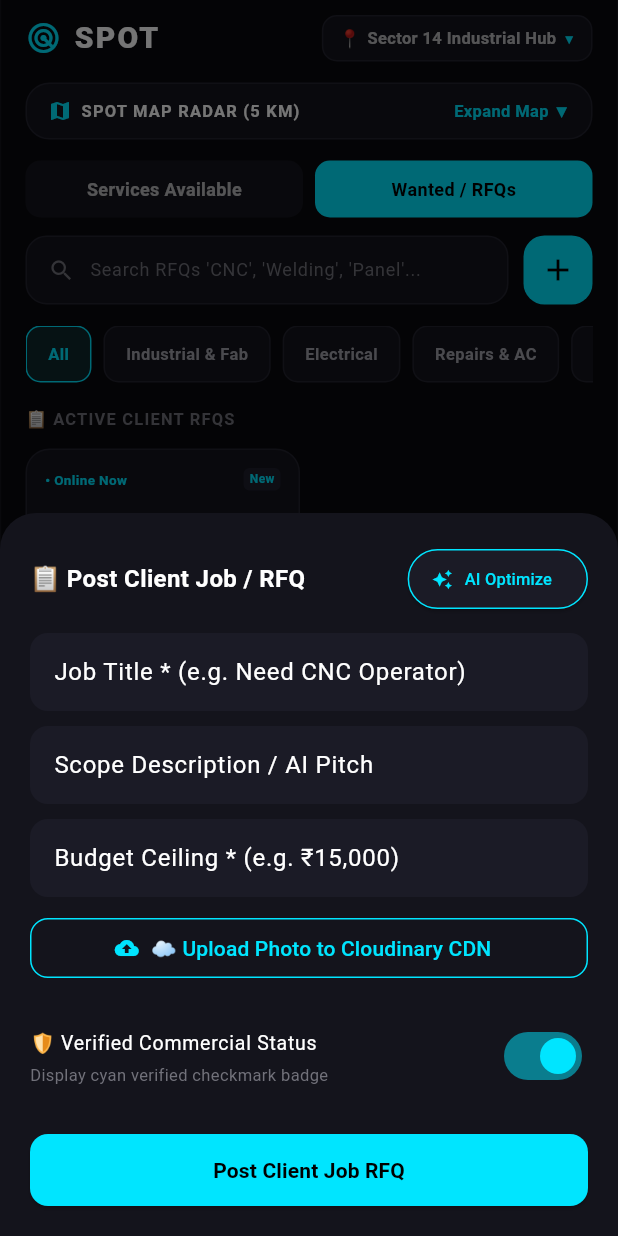
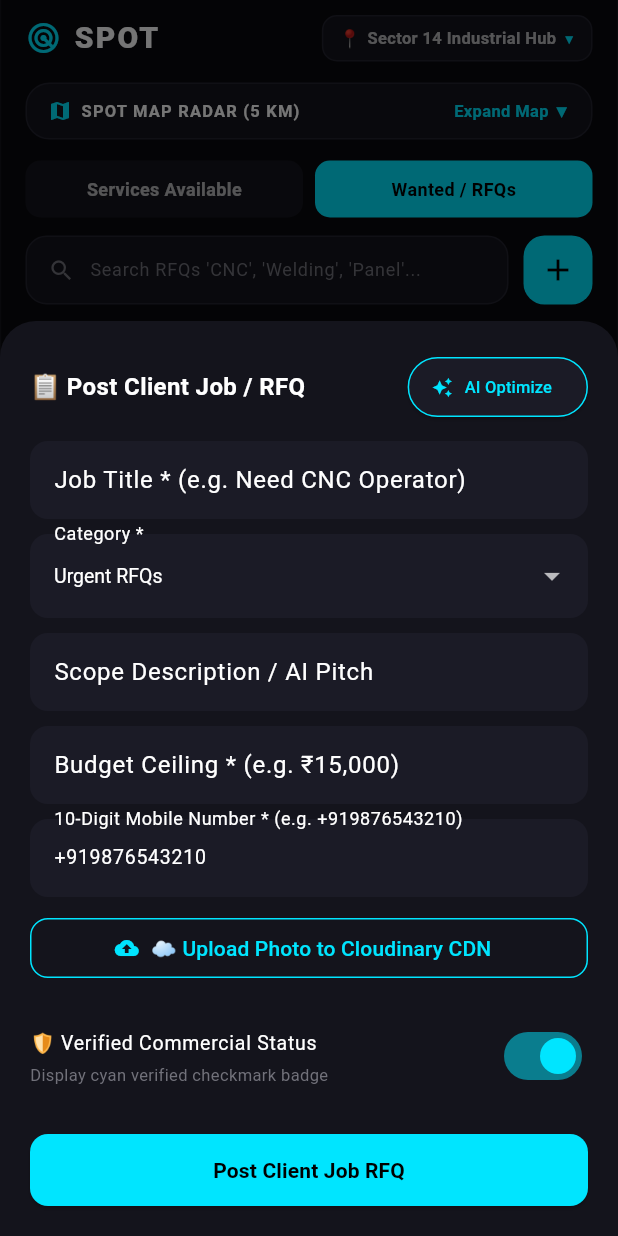
Before and after one commit to dilipnarayansah/the_radar_grid, a Flutter app: the screen it shows after launch, after a tap on "Wanted / RFQs", after a tap on the "add" icon, on a phone screen of 412 x 824 dp. Run offline on Flutter 3.47's test engine with Material 3 defaults, Android fonts, the phone set to English and light mode, and no system bars; our stand-ins replace cloud_firestore, firebase_auth, firebase_core, flutter_map, geolocator, google_generative_ai and 2 more; accounts and stored records are empty; network calls fail.

Commit message:
feat(spot): wire live firestore streams and fix state declarations

```diff
--- a/lib/main.dart
+++ b/lib/main.dart
@@ -54,6 +54,7 @@ class _MainSpotShellState extends State<MainSpotShell> {
   double _radarRadius = 5.0;
   bool _simpleMode = false;
   bool _showNeedsOnly = false;
+  bool _isJobBoardMode = false;
 
   User? _firebaseUser;
   final Set<String> _bookmarkedIds = {};
@@ -428,7 +429,10 @@ class _MainSpotShellState extends State<MainSpotShell> {
   Widget build(BuildContext context) {
     return StreamBuilder<QuerySnapshot<Map<String, dynamic>>>(
       stream: Firebase.apps.isNotEmpty
-          ? FirebaseFirestore.instance.collection('listings').orderBy('timestamp', descending: true).snapshots()
+          ? FirebaseFirestore.instance
+              .collection(_isJobBoardMode ? 'rfqs' : 'listings')
+              .orderBy('createdAt', descending: true)
+              .snapshots()
           : const Stream.empty(),
       builder: (context, snapshot) {
         List<GridListing> listings = [];
@@ -436,7 +440,10 @@ class _MainSpotShellState extends State<MainSpotShell> {
           if (snapshot.hasData && snapshot.data!.docs.isNotEmpty) {
             listings = snapshot.data!.docs.map(GridListing.fromFirestore).toList();
           } else {
-            listings = _defaultListings;
+            listings = _defaultListings.where((l) => _isJobBoardMode ? l.type == ListingType.need : l.type != ListingType.need).toList();
+            if (listings.isEmpty) {
+              listings = _defaultListings;
+            }
           }
         } catch (e) {
           debugPrint('Error parsing snapshot: $e');
@@ -456,6 +463,8 @@ class _MainSpotShellState extends State<MainSpotShell> {
             bookmarkedIds: _bookmarkedIds,
             currentUser: _firebaseUser,
             errorMessage: _errorMessage,
+            isJobBoardMode: _isJobBoardMode,
+            onToggleJobMode: (val) => setState(() => _isJobBoardMode = val),
             onRadiusChanged: (r) => setState(() => _radarRadius = r),
             onToggleSimpleMode: () => setState(() => _simpleMode = !_simpleMode),
             onToggleNeeds: (val) => setState(() => _showNeedsOnly = val),
@@ -529,6 +538,8 @@ class ExploreFeedScreen extends StatefulWidget {
   final Set<String> bookmarkedIds;
   final User? currentUser;
   final String? errorMessage;
+  final bool isJobBoardMode;
+  final Function(bool) onToggleJobMode;
   final Function(double) onRadiusChanged;
   final VoidCallback onToggleSimpleMode;
   final Function(bool) onToggleNeeds;
@@ -546,6 +557,8 @@ class ExploreFeedScreen extends StatefulWidget {
     required this.bookmarkedIds,
     required this.currentUser,
     required this.errorMessage,
+    required this.isJobBoardMode,
+    required this.onToggleJobMode,
     required this.onRadiusChanged,
     required this.onToggleSimpleMode,
     required this.onToggleNeeds,
@@ -561,7 +574,6 @@ class ExploreFeedScreen extends StatefulWidget {
 class _ExploreFeedScreenState extends State<ExploreFeedScreen> {
   String _selectedCategory = 'All';
   String _searchQuery = '';
-  bool _isJobBoardMode = false; // Dual-engine: Services Available vs Wanted RFQs
   bool _isMapCollapsed = true; // Collapsible OpenStreetMap radar
 
   final List<String> categories = [
@@ -594,8 +606,9 @@ class _ExploreFeedScreenState extends State<ExploreFeedScreen> {
     final titleCtrl = TextEditingController();
     final subCtrl = TextEditingController();
     final priceCtrl = TextEditingController();
-    ListingType selectedType = _isJobBoardMode ? ListingType.need : ListingType.offer;
-    String selectedCat = _isJobBoardMode ? 'Urgent RFQs' : 'Industrial & Fab';
+    final phoneCtrl = TextEditingController(text: widget.currentUser?.phoneNumber ?? '+919876543210');
+    ListingType selectedType = widget.isJobBoardMode ? ListingType.need : ListingType.offer;
+    String selectedCat = widget.isJobBoardMode ? 'Urgent RFQs' : 'Industrial & Fab';
     String conditionTag = 'New';
     bool isVerified = true;
     bool isSaving = false;
@@ -618,7 +631,7 @@ class _ExploreFeedScreenState extends State<ExploreFeedScreen> {
               Row(
                 mainAxisAlignment: MainAxisAlignment.spaceBetween,
                 children: [
-                  Text(_isJobBoardMode ? '📋 Post Client Job / RFQ' : '⚡ Broadcast Commercial Service', style: const TextStyle(fontSize: 16, fontWeight: FontWeight.bold, color: Colors.white)),
+                  Text(widget.isJobBoardMode ? '📋 Post Client Job / RFQ' : '⚡ Broadcast Commercial Service', style: const TextStyle(fontSize: 16, fontWeight: FontWeight.bold, color: Colors.white)),
                   ElevatedButton.icon(
                     style: ElevatedButton.styleFrom(backgroundColor: const Color(0xFF1B1B26), foregroundColor: const Color(0xFF00E5FF), side: const BorderSide(color: Color(0xFF00E5FF))),
                     icon: isAiOptimizing ? const SizedBox(width: 12, height: 12, child: CircularProgressIndicator(strokeWidth: 2, color: Color(0xFF00E5FF))) : const Icon(Icons.auto_awesome, size: 14),
@@ -645,11 +658,29 @@ class _ExploreFeedScreenState extends State<ExploreFeedScreen> {
                 controller: titleCtrl,
                 style: const TextStyle(fontSize: 13, color: Colors.white),
                 decoration: InputDecoration(
-                  labelText: _isJobBoardMode ? 'Job Title * (e.g. Need CNC Operator)' : 'Title * (e.g. Industrial Fab & Welding)',
+                  labelText: widget.isJobBoardMode ? 'Job Title * (e.g. Need CNC Operator)' : 'Title * (e.g. Industrial Fab & Welding)',
                   filled: true,
                   fillColor: const Color(0xFF1B1B26),
                   border: OutlineInputBorder(borderRadius: BorderRadius.circular(12), borderSide: BorderSide.none),
                 ),
+              ),
+              const SizedBox(height: 10),
+              DropdownButtonFormField<String>(
+                initialValue: selectedCat,
+                dropdownColor: const Color(0xFF1B1B26),
+                style: const TextStyle(fontSize: 13, color: Colors.white),
+                decoration: InputDecoration(
+                  labelText: 'Category *',
+                  filled: true,
+                  fillColor: const Color(0xFF1B1B26),
+                  border: OutlineInputBorder(borderRadius: BorderRadius.circular(12), borderSide: BorderSide.none),
+                ),
+                items: ['Industrial & Fab', 'Electrical', 'Repairs & AC', 'Tech & Design', 'Urgent RFQs']
+                    .map((cat) => DropdownMenuItem(value: cat, child: Text(cat)))
+                    .toList(),
+                onChanged: (val) {
+                  if (val != null) setModalState(() => selectedCat = val);
+                },
               ),
               const SizedBox(height: 10),
               TextField(
@@ -667,7 +698,19 @@ class _ExploreFeedScreenState extends State<ExploreFeedScreen> {
                 controller: priceCtrl,
                 style: const TextStyle(fontSize: 13, color: Colors.white),
                 decoration: InputDecoration(
-                  labelText: _isJobBoardMode ? 'Budget Ceiling * (e.g. ₹15,000)' : 'Price / Rate * (e.g. ₹450/hr)',
+                  labelText: widget.isJobBoardMode ? 'Budget Ceiling * (e.g. ₹15,000)' : 'Price / Rate * (e.g. ₹450/hr)',
+                  filled: true,
+                  fillColor: const Color(0xFF1B1B26),
+                  border: OutlineInputBorder(borderRadius: BorderRadius.circular(12), borderSide: BorderSide.none),
+                ),
+              ),
+              const SizedBox(height: 10),
+              TextField(
+                controller: phoneCtrl,
+                keyboardType: TextInputType.phone,
+                style: const TextStyle(fontSize: 13, color: Colors.white),
+                decoration: InputDecoration(
+                  labelText: '10-Digit Mobile Number * (e.g. +919876543210)',
                   filled: true,
                   fillColor: const Color(0xFF1B1B26),
                   border: OutlineInputBorder(borderRadius: BorderRadius.circular(12), borderSide: BorderSide.none),
@@ -731,6 +774,11 @@ class _ExploreFeedScreenState extends State<ExploreFeedScreen> {
                           setModalState(() => modalError = 'Please enter budget or rate.');
                           return;
                         }
+                        final phoneClean = phoneCtrl.text.trim().replaceAll(RegExp(r'[^0-9]'), '');
+                        if (phoneClean.length < 10) {
+                          setModalState(() => modalError = 'Please enter a valid 10-digit mobile number.');
+                          return;
+                        }
 
                         setModalState(() {
                           isSaving = true;
@@ -759,20 +807,20 @@ class _ExploreFeedScreenState extends State<ExploreFeedScreen> {
                             id: DateTime.now().millisecondsSinceEpoch.toString(),
                             title: titleCtrl.text.trim(),
                             subtitle: subCtrl.text.trim().isEmpty ? 'Active Commercial Spot Order' : subCtrl.text.trim(),
-                            category: _isJobBoardMode ? 'Urgent RFQs' : selectedCat,
-                            tag: _isJobBoardMode ? '📋 CLIENT RFQ' : '⚡ SPOT PRO',
-                            iconEmoji: _isJobBoardMode ? '📋' : '🏭',
+                            category: selectedCat,
+                            tag: widget.isJobBoardMode ? '📋 CLIENT RFQ' : '⚡ SPOT PRO',
+                            iconEmoji: widget.isJobBoardMode ? '📋' : '🏭',
                             rating: 5.0,
                             reviewsCount: 1,
-                            eta: _isJobBoardMode ? 'Urgent RFQ' : 'Available Now',
+                            eta: widget.isJobBoardMode ? 'Urgent RFQ' : 'Available Now',
                             distanceKm: 0.1,
                             price: priceCtrl.text.trim(),
                             bio: subCtrl.text.trim(),
-                            phone: widget.currentUser?.phoneNumber ?? '+919000000000',
+                            phone: phoneCtrl.text.trim(),
                             sector: widget.activeLocation,
                             latitude: lat,
                             longitude: lng,
-                            type: _isJobBoardMode ? ListingType.need : selectedType,
+                            type: widget.isJobBoardMode ? ListingType.need : selectedType,
                             isBoosted: false,
                             timestamp: DateTime.now(),
                             authorId: authorId,
@@ -782,13 +830,14 @@ class _ExploreFeedScreenState extends State<ExploreFeedScreen> {
                           );
 
                           if (Firebase.apps.isNotEmpty) {
-                            await FirebaseFirestore.instance.collection('listings').add(newListing.toMap());
+                            final targetCollection = widget.isJobBoardMode ? 'rfqs' : 'listings';
+                            await FirebaseFirestore.instance.collection(targetCollection).add(newListing.toMap());
                           }
 
                           if (ctx.mounted) {
                             Navigator.pop(ctx);
                             ScaffoldMessenger.of(context).showSnackBar(
-                              SnackBar(content: Text(_isJobBoardMode ? '📋 Client Job RFQ posted successfully on Spot!' : '⚡ Commercial listing broadcasted on Spot!')),
+                              SnackBar(content: Text(widget.isJobBoardMode ? '📋 Client Job RFQ posted successfully on Spot!' : '⚡ Commercial listing broadcasted on Spot!')),
                             );
                           }
                         } catch (e) {
@@ -800,7 +849,7 @@ class _ExploreFeedScreenState extends State<ExploreFeedScreen> {
                       },
                 child: isSaving
                     ? const SizedBox(width: 20, height: 20, child: CircularProgressIndicator(color: Colors.black, strokeWidth: 2))
-                    : Text(_isJobBoardMode ? 'Post Client Job RFQ' : 'Post Spot Service Listing', style: const TextStyle(color: Colors.black, fontWeight: FontWeight.bold, fontSize: 14)),
+                    : Text(widget.isJobBoardMode ? 'Post Client Job RFQ' : 'Post Spot Service Listing', style: const TextStyle(color: Colors.black, fontWeight: FontWeight.bold, fontSize: 14)),
               ),
             ],
           ),
@@ -813,7 +862,7 @@ class _ExploreFeedScreenState extends State<ExploreFeedScreen> {
   Widget build(BuildContext context) {
     final withinRange = widget.listings.where((item) {
       if (item.isSold) return false;
-      final matchesJobMode = _isJobBoardMode ? (item.type == ListingType.need) : (item.type != ListingType.need);
+      final matchesJobMode = widget.isJobBoardMode ? (item.type == ListingType.need) : (item.type != ListingType.need);
       final matchesCategory = _selectedCategory == 'All' ||
           item.category.toLowerCase() == _selectedCategory.toLowerCase() ||
           item.category.toLowerCase().contains(_selectedCategory.toLowerCase());
@@ -944,30 +993,30 @@ class _ExploreFeedScreenState extends State<ExploreFeedScreen> {
             children: [
               Expanded(
                 child: GestureDetector(
-                  onTap: () => setState(() => _isJobBoardMode = false),
+                  onTap: () => widget.onToggleJobMode(false),
                   child: Container(
                     height: 38,
                     alignment: Alignment.center,
                     decoration: BoxDecoration(
-                      color: !_isJobBoardMode ? const Color(0xFF00E5FF) : const Color(0xFF14141C),
+                      color: !widget.isJobBoardMode ? const Color(0xFF00E5FF) : const Color(0xFF14141C),
                       borderRadius: BorderRadius.circular(10),
                     ),
-                    child: Text('Services Available', style: TextStyle(color: !_isJobBoardMode ? Colors.black : Colors.white70, fontSize: 12, fontWeight: FontWeight.bold)),
+                    child: Text('Services Available', style: TextStyle(color: !widget.isJobBoardMode ? Colors.black : Colors.white70, fontSize: 12, fontWeight: FontWeight.bold)),
                   ),
                 ),
               ),
               const SizedBox(width: 8),
               Expanded(
                 child: GestureDetector(
-                  onTap: () => setState(() => _isJobBoardMode = true),
+                  onTap: () => widget.onToggleJobMode(true),
                   child: Container(
                     height: 38,
                     alignment: Alignment.center,
                     decoration: BoxDecoration(
-                      color: _isJobBoardMode ? const Color(0xFF00E5FF) : const Color(0xFF14141C),
+                      color: widget.isJobBoardMode ? const Color(0xFF00E5FF) : const Color(0xFF14141C),
                       borderRadius: BorderRadius.circular(10),
                     ),
-                    child: Text('Wanted / RFQs', style: TextStyle(color: _isJobBoardMode ? Colors.black : Colors.white70, fontSize: 12, fontWeight: FontWeight.bold)),
+                    child: Text('Wanted / RFQs', style: TextStyle(color: widget.isJobBoardMode ? Colors.black : Colors.white70, fontSize: 12, fontWeight: FontWeight.bold)),
                   ),
                 ),
               ),
@@ -996,7 +1045,7 @@ class _ExploreFeedScreenState extends State<ExploreFeedScreen> {
                           onChanged: (val) => setState(() => _searchQuery = val),
                           style: const TextStyle(fontSize: 13, color: Colors.white),
                           decoration: InputDecoration(
-                            hintText: _isJobBoardMode ? "Search RFQs 'CNC', 'Welding', 'Panel'..." : "Search 'Fab', 'Electrical', 'AC'...",
+                            hintText: widget.isJobBoardMode ? "Search RFQs 'CNC', 'Welding', 'Panel'..." : "Search 'Fab', 'Electrical', 'AC'...",
                             hintStyle: const TextStyle(color: Color(0xFF71717A), fontSize: 12),
                             border: InputBorder.none,
                             isDense: true,
@@ -1061,7 +1110,7 @@ class _ExploreFeedScreenState extends State<ExploreFeedScreen> {
             mainAxisAlignment: MainAxisAlignment.spaceBetween,
             children: [
               Text(
-                _isJobBoardMode ? '📋 ACTIVE CLIENT RFQS' : '⚡ SPOT SERVICES AVAILABLE (${withinRange.length})',
+                widget.isJobBoardMode ? '📋 ACTIVE CLIENT RFQS' : '⚡ SPOT SERVICES AVAILABLE (${withinRange.length})',
                 style: const TextStyle(color: Color(0xFF71717A), fontSize: 11, fontWeight: FontWeight.bold, letterSpacing: 0.8),
               ),
             ],
@@ -1074,14 +1123,14 @@ class _ExploreFeedScreenState extends State<ExploreFeedScreen> {
               decoration: BoxDecoration(color: const Color(0xFF14141C), borderRadius: BorderRadius.circular(14), border: Border.all(color: const Color(0xFF22222E))),
               child: Column(
                 children: [
-                  Text(_isJobBoardMode ? '📋 No client RFQs posted yet' : '📭 No services found in this area', style: const TextStyle(color: Colors.white, fontSize: 15, fontWeight: FontWeight.bold)),
+                  const Text('No active listings in this category. Be the first to post!', style: TextStyle(color: Colors.white, fontSize: 15, fontWeight: FontWeight.bold), textAlign: TextAlign.center),
                   const SizedBox(height: 6),
-                  Text(_isJobBoardMode ? 'Post the first job requirement or RFQ to receive competitive quotes.' : 'No commercial services found in this sector. Tap + to broadcast your capabilities.', style: const TextStyle(color: Color(0xFF71717A), fontSize: 12), textAlign: TextAlign.center),
+                  Text(widget.isJobBoardMode ? 'Post the first job requirement or RFQ to receive competitive quotes.' : 'No commercial services found in this sector. Tap + to broadcast your capabilities.', style: const TextStyle(color: Color(0xFF71717A), fontSize: 12), textAlign: TextAlign.center),
                   const SizedBox(height: 16),
                   ElevatedButton(
                     style: ElevatedButton.styleFrom(backgroundColor: const Color(0xFF00E5FF)),
                     onPressed: _openBroadcastModal,
-                    child: Text(_isJobBoardMode ? 'Post Client Job RFQ' : 'Post Spot Service Listing', style: const TextStyle(color: Colors.black, fontWeight: FontWeight.bold, fontSize: 13)),
+                    child: Text(widget.isJobBoardMode ? 'Post Client Job RFQ' : 'Post Spot Service Listing', style: const TextStyle(color: Colors.black, fontWeight: FontWeight.bold, fontSize: 13)),
                   ),
                 ],
               ),
@@ -1101,7 +1150,7 @@ class _ExploreFeedScreenState extends State<ExploreFeedScreen> {
                 final item = withinRange[index];
                 return SpotListingCard(
                   item: item,
-                  isJobMode: _isJobBoardMode,
+                  isJobMode: widget.isJobBoardMode,
                   onTap: () => widget.onTapCard(item),
                   onChat: () => widget.onOpenChat(item.title),
                   onCall: () => _launchUrlSafe('tel:${item.phone}'),
--- a/lib/models/listing.dart
+++ b/lib/models/listing.dart
@@ -84,6 +84,7 @@ class GridListing {
     'isFavorite': isFavorite,
     'authorId': authorId,
     'isBoosted': isBoosted,
+    'createdAt': FieldValue.serverTimestamp(),
     'timestamp': timestamp != null ? Timestamp.fromDate(timestamp!) : FieldValue.serverTimestamp(),
     'imageUrls': imageUrls,
     'conditionTag': conditionTag,
@@ -95,7 +96,7 @@ class GridListing {
     final typeName = data['type'] as String?;
 
     DateTime? parsedTimestamp;
-    final tsData = data['timestamp'];
+    final tsData = data['createdAt'] ?? data['timestamp'];
     if (tsData is Timestamp) {
       parsedTimestamp = tsData.toDate();
     } else if (tsData is String) {
```
